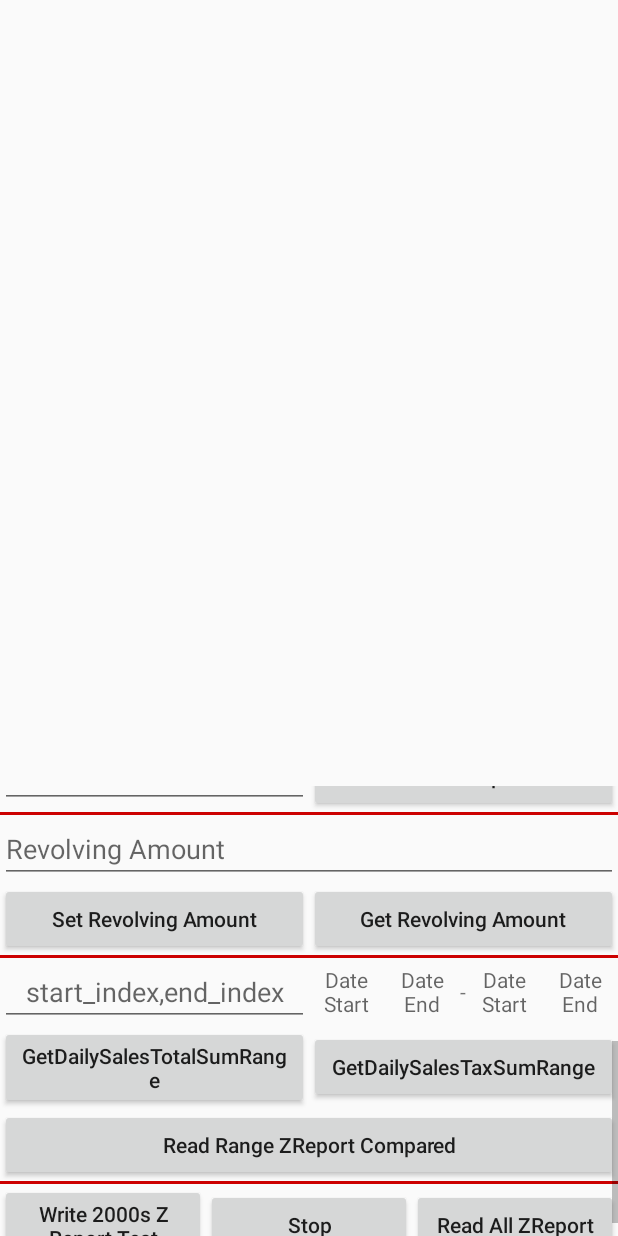
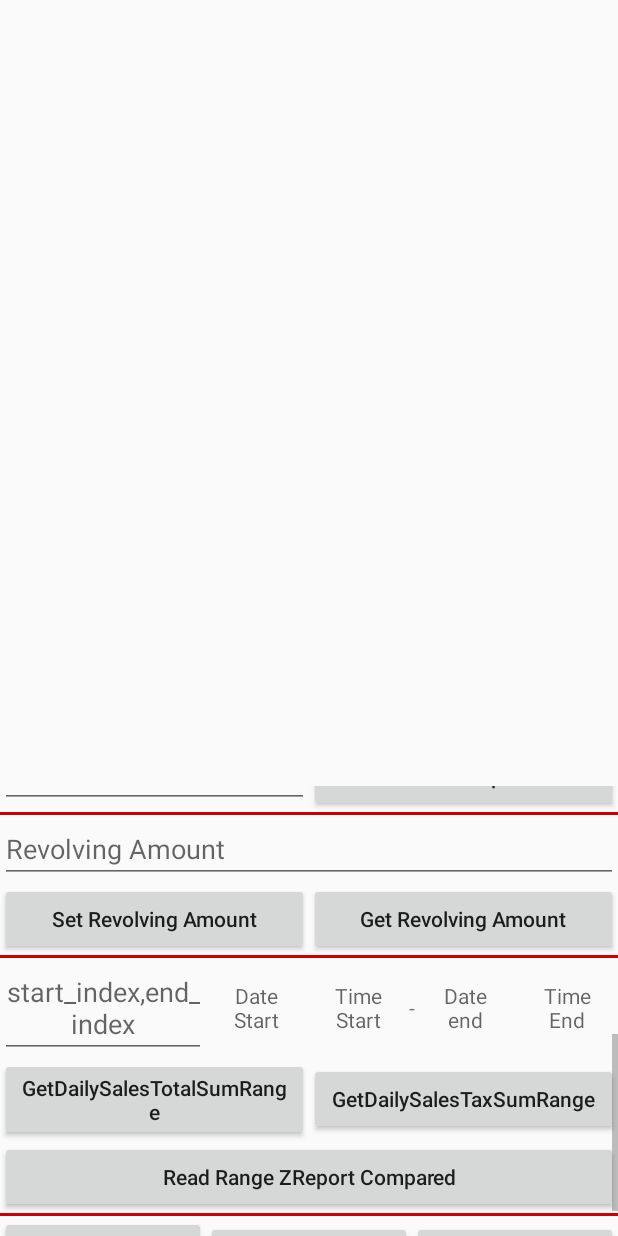
Before and after one commit to peter363/fm, an Android app: the screen it shows after launch (MainActivity), scrolled down 420 dp, on a phone screen of 412 x 824 dp. Run offline under Robolectric (Android 15) with nearby library versions, the phone set to English and light mode, and no system bars; 1 statement that could not run was skipped.

Commit message:
1、新增FM底层接口代码更新。

```diff
--- a/app/src/main/res/layout/activity_main.xml
+++ b/app/src/main/res/layout/activity_main.xml
@@ -325,7 +325,7 @@
                 <LinearLayout
                     android:layout_width="0dip"
                     android:layout_height="wrap_content"
-                    android:layout_weight="1"
+                    android:layout_weight="2"
                     android:gravity="center_vertical">
 
                     <LinearLayout
@@ -339,7 +339,7 @@
                             android:layout_height="40dip"
                             android:layout_weight="1"
                             android:gravity="center"
-                            android:hint="Date Start"
+                            android:hint="Date\nStart"
                             android:onClick="onClick" />
 
                         <TextView
@@ -348,7 +348,7 @@
                             android:layout_height="40dip"
                             android:layout_weight="1"
                             android:gravity="center"
-                            android:hint="Date End"
+                            android:hint="Time\nStart"
                             android:onClick="onClick" />
 
                     </LinearLayout>
@@ -369,7 +369,7 @@
                             android:layout_height="40dip"
                             android:layout_weight="1"
                             android:gravity="center"
-                            android:hint="Date Start"
+                            android:hint="Date\nend"
                             android:onClick="onClick" />
 
                         <TextView
@@ -378,7 +378,7 @@
                             android:layout_height="40dip"
                             android:layout_weight="1"
                             android:gravity="center"
-                            android:hint="Date End"
+                            android:hint="Time\nEnd"
                             android:onClick="onClick" />
 
                     </LinearLayout>
--- a/app/src/main/res/values/strings.xml
+++ b/app/src/main/res/values/strings.xml
@@ -5,7 +5,7 @@
     <string name="fmt_date">%1$d,%2$d,%3$d</string>
     <string name="fmt_time">%1$d,%2$d</string>
 
-    <string name="write_zreport_test">\nWrite %ds ZReport Test...</string>
+    <string name="write_zreport_test">\nWrite %ds ZReport Test...\n</string>
 
     <string name="fmt_read_zreport">Get index:%1$d, %2$s\n</string>
     <string name="fmt_read_zreport_compare">Get index:%1$d\nRead->%2$s\nCache->%3$s\nequal:%4$s\n</string>
```
Also changed, not shown: app/src/main/java/com/FisNano/serialdemo/MainActivity.java (+14 -13 lines), fiscalmemory/src/main/java/com/FisNano/FiscalMemory.java (+5 -2 lines), 3 other files.
